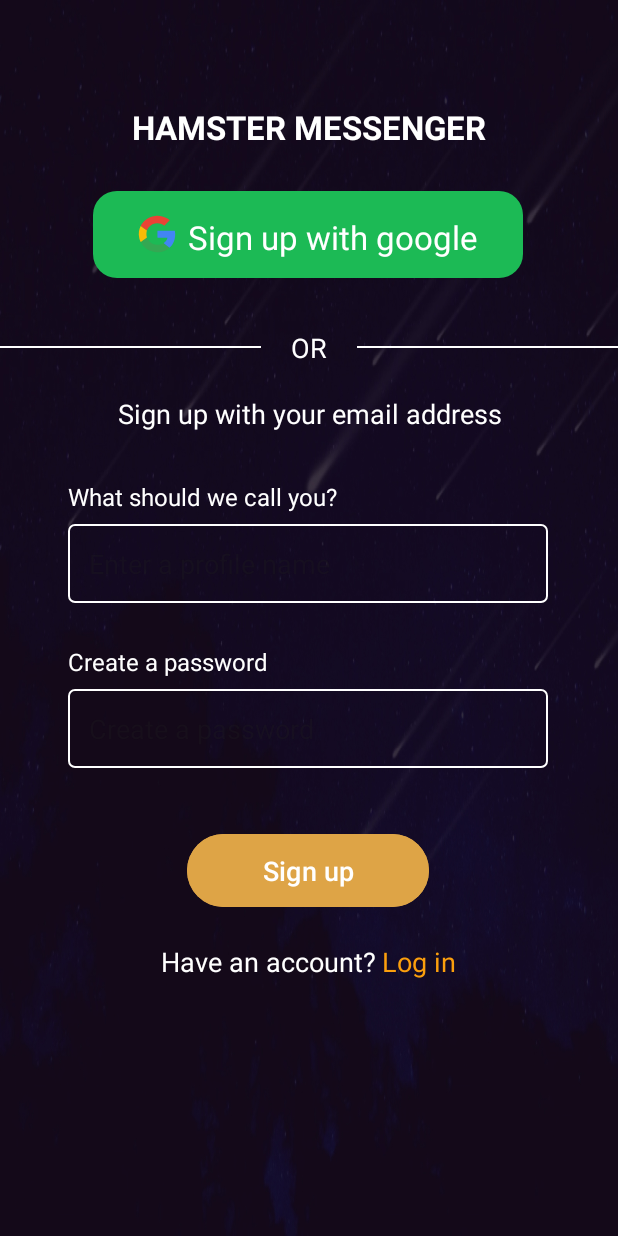
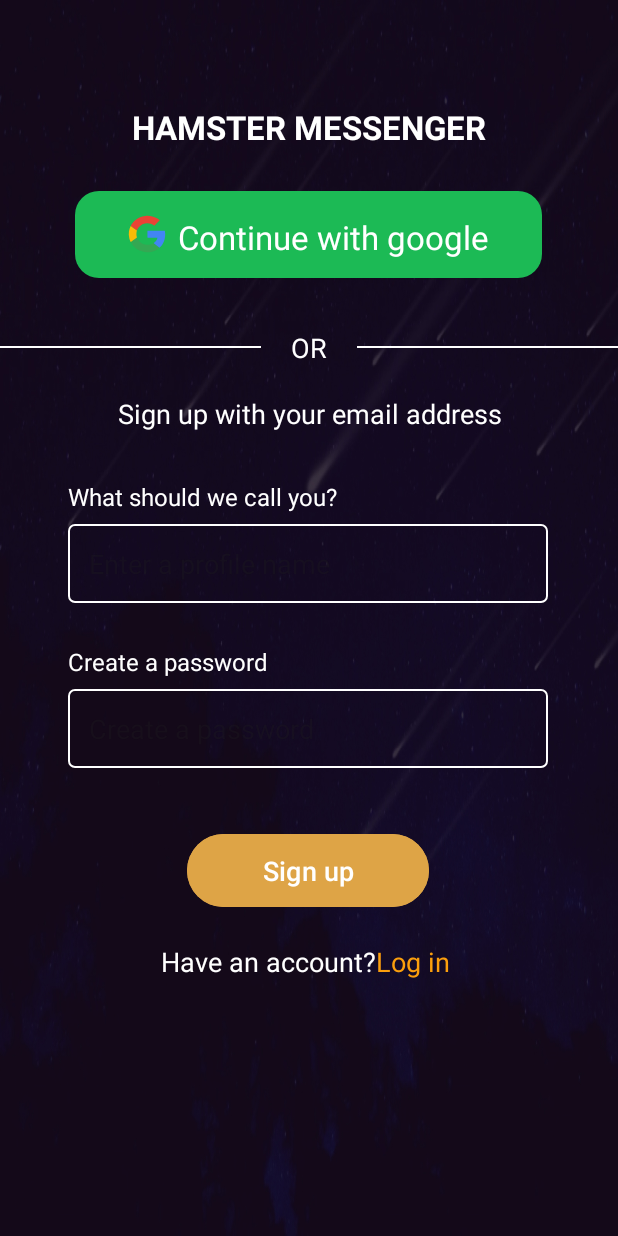
Before and after one commit to AliakseiHryhoryeu/telegram-clone, an Android app: the screen it shows after launch (MainActivity), on a phone screen of 412 x 824 dp. Run offline under Robolectric (Android 15) with nearby library versions, the phone set to English and light mode, and no system bars.

Commit message:
update login screen

```diff
--- a/android/app/src/main/res/layout/login.xml
+++ b/android/app/src/main/res/layout/login.xml
@@ -30,7 +30,7 @@
         android:layout_marginTop="28dp"
         android:background="@drawable/google_login_rounded_btn"
         android:orientation="horizontal"
-        android:paddingHorizontal="30dp"
+        android:paddingHorizontal="35dp"
         android:paddingVertical="13dp"
         app:layout_constraintEnd_toEndOf="parent"
         app:layout_constraintHorizontal_bias="0.496"
@@ -51,7 +51,7 @@
             android:layout_height="wrap_content"
             android:layout_gravity="center"
             android:layout_marginTop="2dp"
-            android:text="Sign up with google"
+            android:text="Continue with google"
             android:textColor="@android:color/white"
             android:textSize="22sp" />
     </LinearLayout>
@@ -103,7 +103,7 @@
         android:text="Sign up with your email address"
         android:textColor="@color/white"
         android:textStyle="normal"
-        android:textSize="18dp"
+        android:textSize="18sp"
         app:layout_constraintEnd_toEndOf="parent"
         app:layout_constraintStart_toStartOf="parent"
         app:layout_constraintTop_toBottomOf="@+id/linearLayout" />
@@ -193,7 +193,7 @@
         android:paddingVertical="12dp"
         android:text="Sign up"
         android:textFontWeight="700"
-        android:textSize="18dp"
+        android:textSize="18sp"
         android:textColor="@android:color/white"
         app:layout_constraintEnd_toEndOf="parent"
         app:layout_constraintHorizontal_bias="0.498"
@@ -215,7 +215,7 @@
             android:layout_height="wrap_content"
             android:text="Have an account?"
             android:gravity="center"
-            android:textSize="18dp"
+            android:textSize="18sp"
             android:textColor="@color/white"
             android:textStyle="normal"
             />
@@ -225,10 +225,10 @@
             android:layout_height="wrap_content"
             android:text="Log in"
             android:gravity="center"
-            android:textSize="18dp"
+            android:textSize="18sp"
             android:textColor="#FB9F0D"
             android:textStyle="normal"
-            android:layout_marginLeft="4dp"
+            android:layout_marginEnd="4dp"
             />
     </LinearLayout>
 
```
